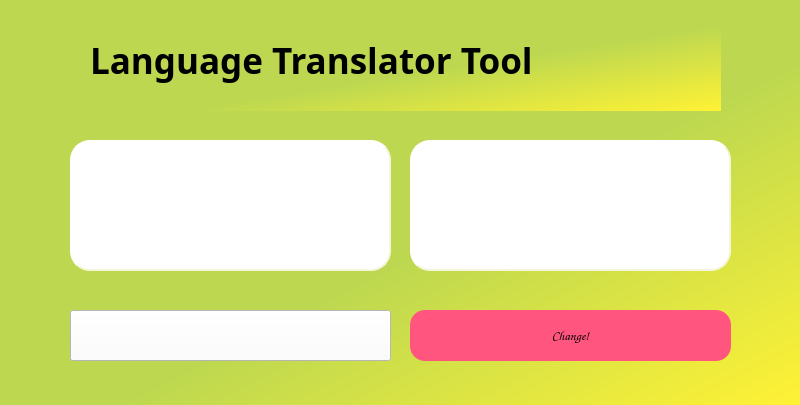
LaKhWaN/languagetranslator, file design.ui: the form before one commit.
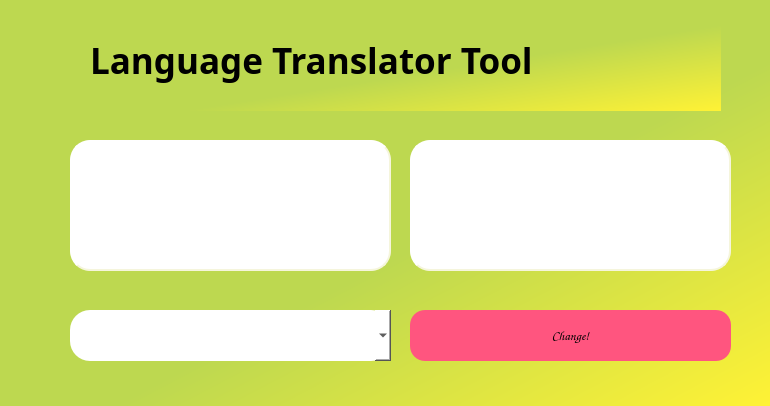
The form after the commit.

What changed in the file:
```diff
--- a/design.ui
+++ b/design.ui
@@ -6,8 +6,8 @@
    <rect>
     <x>0</x>
     <y>0</y>
-    <width>800</width>
-    <height>405</height>
+    <width>770</width>
+    <height>406</height>
    </rect>
   </property>
   <property name="font">
@@ -61,8 +61,7 @@
     <property name="styleSheet">
      <string notr="true">QComboBox#dropDown{
 	background-color:white;
-	border-raidus:10px;
-	color:white;
+	border-radius:20px;
 }</string>
     </property>
    </widget>
```
Left out of the diff: 18 changed lines with no effect on the pictures.
